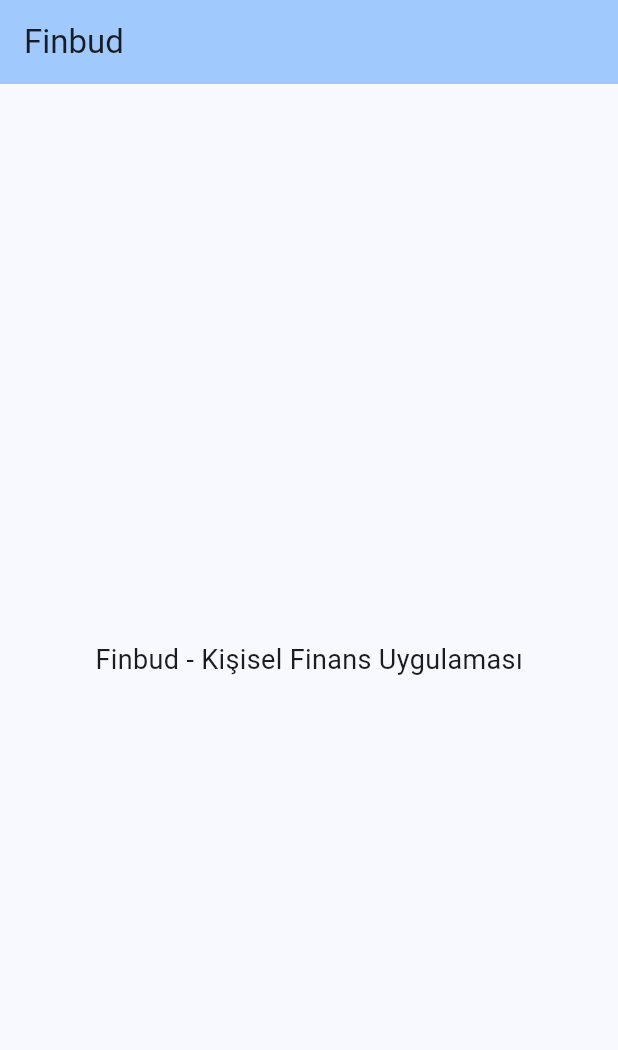
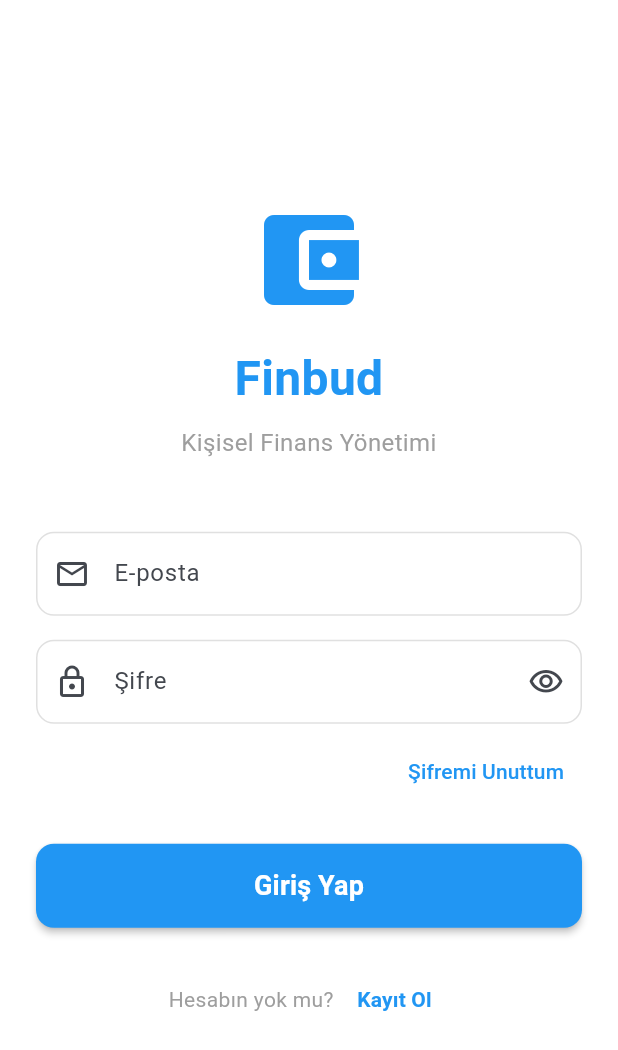
Before and after one commit to Posinowa/FinbudMobile, a Flutter app: the screen it shows after launch, on a phone screen of 412 x 824 dp. Shown: the top 1050 px of the screen. Run offline on Flutter 3.47's test engine with Material 3 defaults, Android fonts, the phone set to English and light mode, and no system bars; our stand-ins replace dio, flutter_dotenv, shared_preferences.

Commit message:
feat: Login ekranı UI oluşturuldu- LoginScreen widget'ı eklendi- Email ve password form validation- Loading state UI- Şifremi unuttum linki (placeholder)- Kayıt ol yönlendirmesi (placeholder)- Responsive tasarımCloses KAN-66cmd

```diff
--- /dev/null
+++ b/lib/features/auth/presentation/screens/login_screen.dart
@@ -0,0 +1,230 @@
+import 'package:flutter/material.dart';
+import '../../../../core/utils/validators.dart';
+
+class LoginScreen extends StatefulWidget {
+  const LoginScreen({super.key});
+
+  @override
+  State<LoginScreen> createState() => _LoginScreenState();
+}
+
+class _LoginScreenState extends State<LoginScreen> {
+  final _formKey = GlobalKey<FormState>();
+  final _emailController = TextEditingController();
+  final _passwordController = TextEditingController();
+  bool _isLoading = false;
+  bool _obscurePassword = true;
+
+  @override
+  void dispose() {
+    _emailController.dispose();
+    _passwordController.dispose();
+    super.dispose();
+  }
+
+  void _handleLogin() {
+    if (_formKey.currentState!.validate()) {
+      setState(() => _isLoading = true);
+
+      // TODO: API bağlantısı sonraki task'ta yapılacak
+      Future.delayed(const Duration(seconds: 2), () {
+        if (!mounted) return;
+        setState(() => _isLoading = false);
+        ScaffoldMessenger.of(context).showSnackBar(
+          const SnackBar(content: Text('Giriş başarılı! (Demo)')),
+        );
+      });
+    }
+  }
+
+  void _navigateToRegister() {
+    // TODO: Register ekranına yönlendirme
+    ScaffoldMessenger.of(context).showSnackBar(
+      const SnackBar(content: Text('Kayıt ekranına yönlendirilecek')),
+    );
+  }
+
+  void _handleForgotPassword() {
+    // TODO: Şifremi unuttum işlemi
+    ScaffoldMessenger.of(context).showSnackBar(
+      const SnackBar(content: Text('Şifre sıfırlama özelliği yakında')),
+    );
+  }
+
+  @override
+  Widget build(BuildContext context) {
+    return Scaffold(
+      backgroundColor: Colors.white,
+      body: SafeArea(
+        child: Center(
+          child: SingleChildScrollView(
+            padding: const EdgeInsets.symmetric(horizontal: 24.0),
+            child: Form(
+              key: _formKey,
+              child: Column(
+                mainAxisAlignment: MainAxisAlignment.center,
+                crossAxisAlignment: CrossAxisAlignment.stretch,
+                children: [
+                  // Logo / App Name
+                  const Icon(
+                    Icons.account_balance_wallet,
+                    size: 80,
+                    color: Colors.blue,
+                  ),
+                  const SizedBox(height: 16),
+                  const Text(
+                    'Finbud',
+                    textAlign: TextAlign.center,
+                    style: TextStyle(
+                      fontSize: 32,
+                      fontWeight: FontWeight.bold,
+                      color: Colors.blue,
+                    ),
+                  ),
+                  const SizedBox(height: 8),
+                  const Text(
+                    'Kişisel Finans Yönetimi',
+                    textAlign: TextAlign.center,
+                    style: TextStyle(
+                      fontSize: 16,
+                      color: Colors.grey,
+                    ),
+                  ),
+                  const SizedBox(height: 48),
+
+                  // Email Field
+                  TextFormField(
+                    controller: _emailController,
+                    keyboardType: TextInputType.emailAddress,
+                    textInputAction: TextInputAction.next,
+                    validator: Validators.validateEmail,
+                    decoration: InputDecoration(
+                      labelText: 'E-posta',
+                      hintText: 'ornek@email.com',
+                      prefixIcon: const Icon(Icons.email_outlined),
+                      border: OutlineInputBorder(
+                        borderRadius: BorderRadius.circular(12),
+                      ),
+                      enabledBorder: OutlineInputBorder(
+                        borderRadius: BorderRadius.circular(12),
+                        borderSide: BorderSide(color: Colors.grey.shade300),
+                      ),
+                      focusedBorder: OutlineInputBorder(
+                        borderRadius: BorderRadius.circular(12),
+                        borderSide: const BorderSide(color: Colors.blue, width: 2),
+                      ),
+                    ),
+                  ),
+                  const SizedBox(height: 16),
+
+                  // Password Field
+                  TextFormField(
+                    controller: _passwordController,
+                    obscureText: _obscurePassword,
+                    textInputAction: TextInputAction.done,
+                    validator: Validators.validatePassword,
+                    onFieldSubmitted: (_) => _handleLogin(),
+                    decoration: InputDecoration(
+                      labelText: 'Şifre',
+                      hintText: '••••••••',
+                      prefixIcon: const Icon(Icons.lock_outlined),
+                      suffixIcon: IconButton(
+                        icon: Icon(
+                          _obscurePassword
+                              ? Icons.visibility_outlined
+                              : Icons.visibility_off_outlined,
+                        ),
+                        onPressed: () {
+                          setState(() => _obscurePassword = !_obscurePassword);
+                        },
+                      ),
+                      border: OutlineInputBorder(
+                        borderRadius: BorderRadius.circular(12),
+                      ),
+                      enabledBorder: OutlineInputBorder(
+                        borderRadius: BorderRadius.circular(12),
+                        borderSide: BorderSide(color: Colors.grey.shade300),
+                      ),
+                      focusedBorder: OutlineInputBorder(
+                        borderRadius: BorderRadius.circular(12),
+                        borderSide: const BorderSide(color: Colors.blue, width: 2),
+                      ),
+                    ),
+                  ),
+                  const SizedBox(height: 8),
+
+                  // Forgot Password Link
+                  Align(
+                    alignment: Alignment.centerRight,
+                    child: TextButton(
+                      onPressed: _handleForgotPassword,
+                      child: const Text(
+                        'Şifremi Unuttum',
+                        style: TextStyle(color: Colors.blue),
+                      ),
+                    ),
+                  ),
+                  const SizedBox(height: 24),
+
+                  // Login Button
+                  SizedBox(
+                    height: 56,
+                    child: ElevatedButton(
+                      onPressed: _isLoading ? null : _handleLogin,
+                      style: ElevatedButton.styleFrom(
+                        backgroundColor: Colors.blue,
+                        foregroundColor: Colors.white,
+                        shape: RoundedRectangleBorder(
+                          borderRadius: BorderRadius.circular(12),
+                        ),
+                        elevation: 2,
+                      ),
+                      child: _isLoading
+                          ? const SizedBox(
+                              height: 24,
+                              width: 24,
+                              child: CircularProgressIndicator(
+                                color: Colors.white,
+                                strokeWidth: 2,
+                              ),
+                            )
+                          : const Text(
+                              'Giriş Yap',
+                              style: TextStyle(
+                                fontSize: 18,
+                                fontWeight: FontWeight.bold,
+                              ),
+                            ),
+                    ),
+                  ),
+                  const SizedBox(height: 24),
+
+                  // Register Link
+                  Row(
+                    mainAxisAlignment: MainAxisAlignment.center,
+                    children: [
+                      const Text(
+                        'Hesabın yok mu? ',
+                        style: TextStyle(color: Colors.grey),
+                      ),
+                      TextButton(
+                        onPressed: _navigateToRegister,
+                        child: const Text(
+                          'Kayıt Ol',
+                          style: TextStyle(
+                            color: Colors.blue,
+                            fontWeight: FontWeight.bold,
+                          ),
+                        ),
+                      ),
+                    ],
+                  ),
+                ],
+              ),
+            ),
+          ),
+        ),
+      ),
+    );
+  }
+}
--- a/lib/main.dart
+++ b/lib/main.dart
@@ -1,5 +1,6 @@
 import 'package:flutter/material.dart';
 import 'package:flutter_dotenv/flutter_dotenv.dart';
+import 'features/auth/presentation/screens/login_screen.dart';
 
 Future<void> main() async {
   WidgetsFlutterBinding.ensureInitialized();
@@ -19,27 +20,7 @@
         colorScheme: ColorScheme.fromSeed(seedColor: Colors.blue),
         useMaterial3: true,
       ),
-      home: const HomePage(),
+      home: const LoginScreen(),
     );
   }
 }
-
-class HomePage extends StatelessWidget {
-  const HomePage({super.key});
-
-  @override
-  Widget build(BuildContext context) {
-    return Scaffold(
-      appBar: AppBar(
-        title: const Text('Finbud'),
-        backgroundColor: Theme.of(context).colorScheme.inversePrimary,
-      ),
-      body: const Center(
-        child: Text(
-          'Finbud - Kişisel Finans Uygulaması',
-          style: TextStyle(fontSize: 18),
-        ),
-      ),
-    );
-  }
-}
```
Also changed, not shown: 1 other file.
